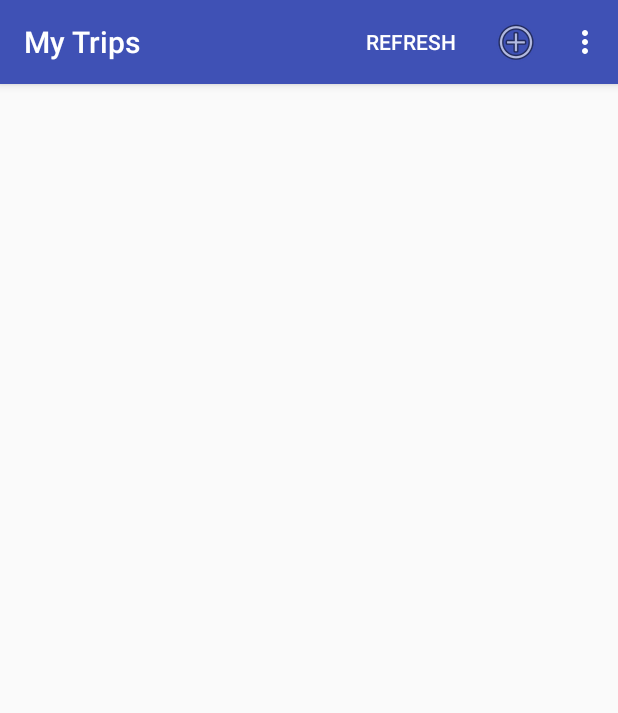
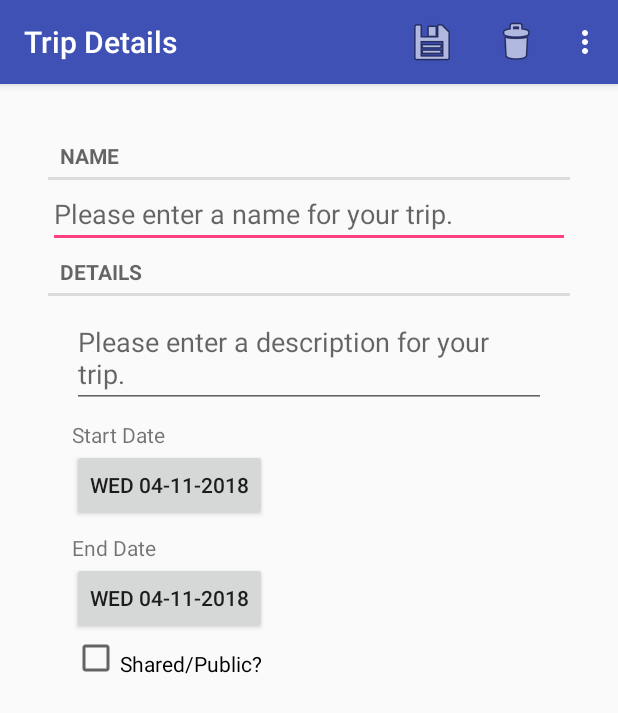
Before and after one commit to bsjostrom/TripTracker, an Android app: the TripListFragment screen opened directly, with no data from a screen before it, after a tap on "New", on a phone screen of 412 x 824 dp. Shown: the top 713 px of the screen. Run offline under Robolectric (Android 15) with nearby library versions, the phone set to English and light mode, and no system bars; libraries missing offline, so code that uses them is left out: com.backendless, com.backendless.async, com.backendless.exceptions.

Commit message:
End of class 04/11/2018; see line 177 in TripFragment for left off hints

```diff
--- a/app/src/main/AndroidManifest.xml
+++ b/app/src/main/AndroidManifest.xml
@@ -30,6 +30,10 @@
             android:name=".TripListActivity"
             android:label="@string/trip_list_text" >
         </activity>
+        <activity
+            android:name=".TripActivity"
+            android:label="@string/trip_activity_text" >
+        </activity>
     </application>
 
 </manifest>
--- a/app/src/main/java/org/pltw/examples/triptracker/Trip.java
+++ b/app/src/main/java/org/pltw/examples/triptracker/Trip.java
@@ -8,6 +8,13 @@ private String name;
 private String description;
 private Date startDate;
 private Date endDate;
+
+    public Trip() {
+        //set default values
+        this.setStartDate(new Date());
+        this.setEndDate(new Date());
+
+    }
 
     public String getObjectId() {
         return objectId;
--- a/app/src/main/java/org/pltw/examples/triptracker/TripListFragment.java
+++ b/app/src/main/java/org/pltw/examples/triptracker/TripListFragment.java
@@ -3,7 +3,6 @@ package org.pltw.examples.triptracker;
 import android.content.Intent;
 import android.os.Bundle;
 import android.support.v4.app.ListFragment;
-import android.text.format.DateFormat;
 import android.util.Log;
 import android.view.ContextMenu;
 import android.view.LayoutInflater;
@@ -15,7 +14,6 @@ import android.view.ViewGroup;
 import android.widget.AdapterView;
 import android.widget.ArrayAdapter;
 import android.widget.ListView;
-import android.widget.TextView;
 
 import com.backendless.Backendless;
 import com.backendless.async.callback.AsyncCallback;
@@ -131,12 +129,16 @@ public class TripListFragment extends ListFragment {
                 return true;
 
             case R.id.action_new:
+                Log.i(TAG,"New Trip Checkpoint 1 is being run.");
                 //start the TripActivity and send it the trip_id value of 0, indicating a new trip to be added
                 intent = new Intent(getActivity(), TripActivity.class);
                 intent.putExtra(Trip.EXTRA_TRIP_ID, "0");
+                Log.i(TAG,"New Trip Checkpoint 2 is being run.");
                 //To navigate the user back to the same list view (Public Trips or My Trips) after saving the new trip, send the PUBLIC_VIEW as an intent extra
                 intent.putExtra(Trip.EXTRA_TRIP_PUBLIC_VIEW, mPublicView);
+                Log.i(TAG,"New Trip Checkpoint 3 is being run.");
                 startActivity(intent);
+                Log.i(TAG,"New Trip Checkpoint 4 is being run.");
                 return true;
 
 			// todo: Activity 3.1.6
--- a/app/src/main/res/values/strings.xml
+++ b/app/src/main/res/values/strings.xml
@@ -20,9 +20,11 @@
     <string name="registration_successful">Registration Successful!</string>
     <string name="please_wait">Please Wait!</string>
     <string name="creating_account">Creating a new account...</string>
+    <string name="logging_in">Logging into your account...</string>
 
     <!-- 3.1.3 fragment_trip_list -->
     <string name="trip_list_text">Trip List</string>
+    <string name="trip_activity_text">Trip Activity</string>
 
     <!-- 3.1.3 fragment_trip -->
     <string name="trip_details_text">Trip Details</string>
```
Also changed, not shown: app/src/main/java/org/pltw/examples/triptracker/LoginActivity.java (+18 -13 lines), app/src/main/java/org/pltw/examples/triptracker/TripFragment.java (+28 -5 lines), app/src/main/res/layout/fragment_trip_list_item.xml (added, +22 -0 lines).
